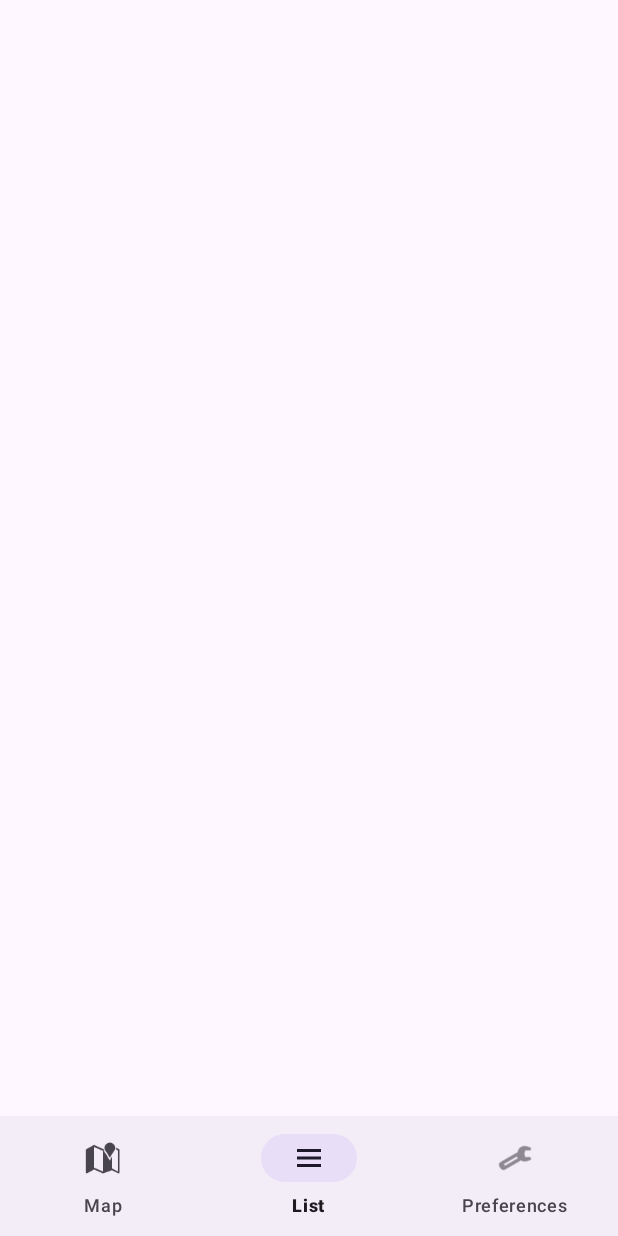
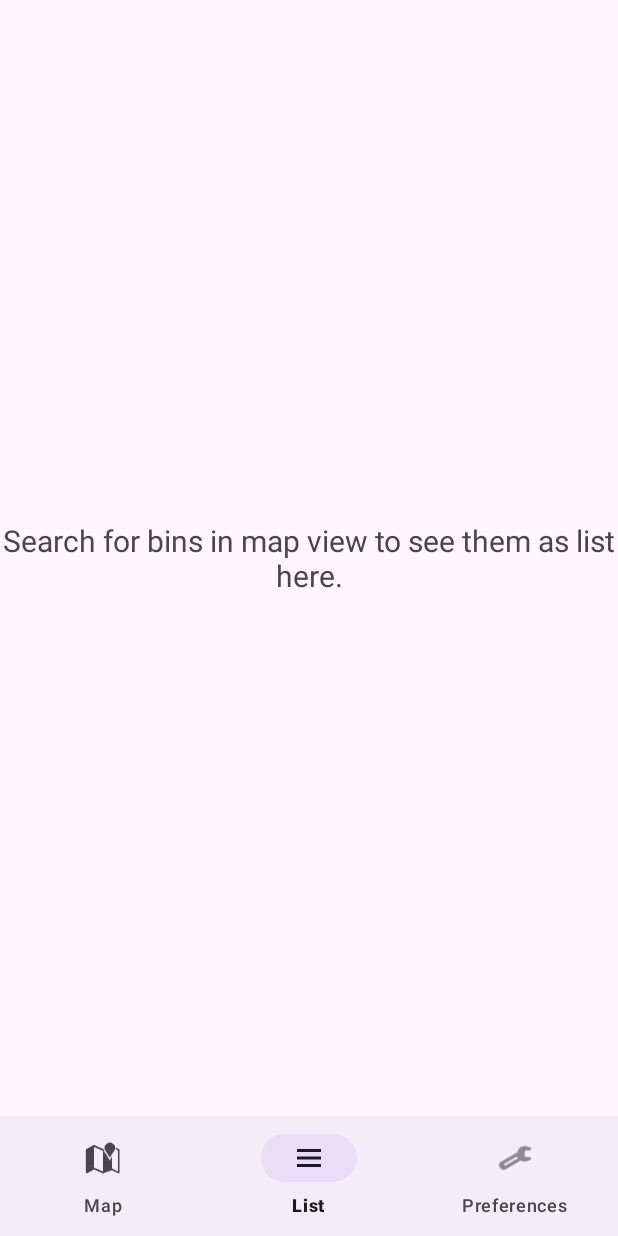
Before and after one commit to sammyhawkrad/nextBin, an Android app: the screen it shows after launch (MainActivity), item 2 of the bottom bar chosen, on a phone screen of 412 x 824 dp. Run offline under Robolectric (Android 15) with nearby library versions, the phone set to English and light mode, and no system bars.

Commit message:
Add placeholder text for list view

```diff
--- a/app/src/main/java/com/sammyhawkrad/nextbin/BinsRecyclerViewFragment.java
+++ b/app/src/main/java/com/sammyhawkrad/nextbin/BinsRecyclerViewFragment.java
@@ -1,4 +1,6 @@
 package com.sammyhawkrad.nextbin;
+
+import static com.sammyhawkrad.nextbin.MapFragment.geoJsonFeatures;
 
 import android.content.Context;
 import android.os.Bundle;
@@ -32,7 +34,9 @@ public class BinsRecyclerViewFragment extends Fragment {
     @Override
     public View onCreateView(LayoutInflater inflater, ViewGroup container,
                              Bundle savedInstanceState) {
-        View view = inflater.inflate(R.layout.fragment_bin_list, container, false);
+        View view = geoJsonFeatures != null ?
+                inflater.inflate(R.layout.fragment_bin_list, container, false)
+                : inflater.inflate(R.layout.fragment_list_placeholder, container, false);
 
         //hide search & info buttons in preferences view
         Button btn_Search = ((MainActivity) requireActivity()).btn_Search;
--- /dev/null
+++ b/app/src/main/res/layout/fragment_list_placeholder.xml
@@ -0,0 +1,17 @@
+<?xml version="1.0" encoding="utf-8"?>
+<LinearLayout xmlns:android="http://schemas.android.com/apk/res/android"
+    android:orientation="vertical"
+    android:layout_width="match_parent"
+    android:layout_height="match_parent">
+
+    <TextView
+        android:id="@+id/fragment_list_placeholder_text"
+        android:layout_width="match_parent"
+        android:layout_height="match_parent"
+        android:layout_marginTop="20dp"
+        android:layout_marginBottom="20dp"
+        android:gravity="center"
+        android:text="@string/fragment_list_placeholder_text"
+        android:textSize="20sp" />
+
+</LinearLayout>
--- a/app/src/main/res/values/strings.xml
+++ b/app/src/main/res/values/strings.xml
@@ -21,4 +21,5 @@
     <string name="sc_bottle_credits">Vending Machine\nStreetComplete quest recycling glass.svg\nCreated by Tobias Zwick\nLicence: CC-BY-SA-4.0</string>
     <string name="developer">Developer:</string>
     <string name="developer_description">Samuel Darkwah Manu\nGithub Profile: sammyhawkrad</string>
+    <string name="fragment_list_placeholder_text">Search for bins in map view to see them as list here.</string>
 </resources>
```
Also changed, not shown: 3 other files.
